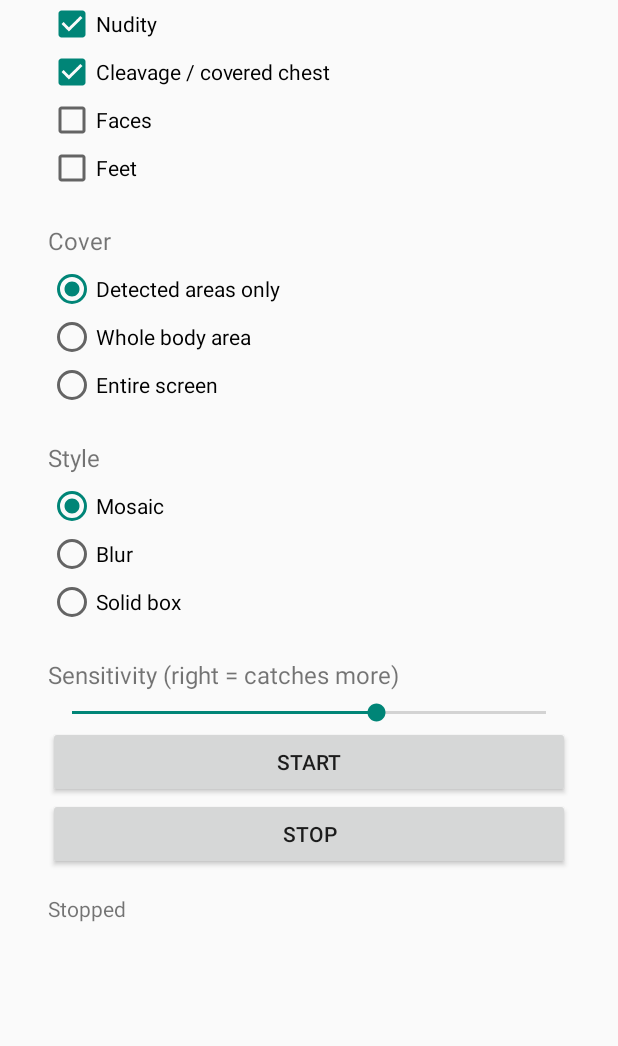
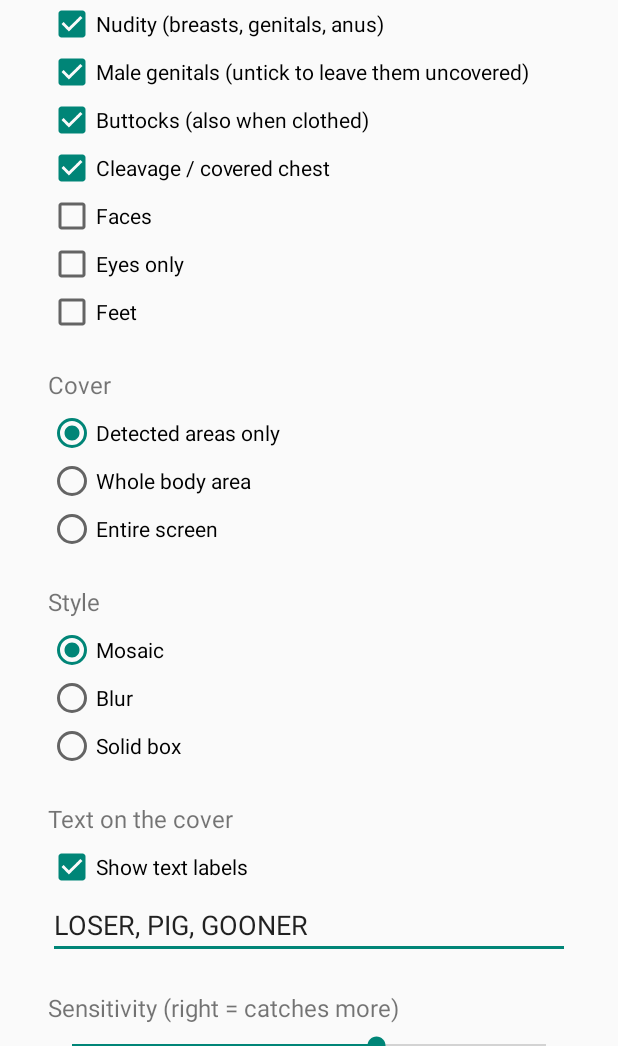
Before and after one commit to hannahkaas1998-netizen/Android-censor, an Android app: the screen it shows after launch (MainActivity), on a phone screen of 412 x 824 dp, the part 190-1236 px from its top. Run offline under Robolectric (Android 15) with nearby library versions, the phone set to English and light mode, and no system bars.

Commit message:
Update MainActivity.kt

```diff
--- a/app/src/main/java/com/example/screencensor/MainActivity.kt
+++ b/app/src/main/java/com/example/screencensor/MainActivity.kt
@@ -9,6 +9,8 @@ import android.net.Uri
 import android.os.Build
 import android.os.Bundle
 import android.provider.Settings
+import android.text.Editable
+import android.text.TextWatcher
 import android.view.View
 import android.widget.*
 
@@ -36,14 +38,31 @@ class MainActivity : Activity() {
 
         root.addView(TextView(this).apply { text = "Screen Censor"; textSize = 26f })
         root.addView(label("Censor"))
-        root.addView(check("Nudity", "nudity", true))
+        root.addView(check("Nudity (breasts, genitals, anus)", "nudity", true))
+        root.addView(check("Male genitals (untick to leave them uncovered)", "male", true))
+        root.addView(check("Buttocks (also when clothed)", "butt", true))
         root.addView(check("Cleavage / covered chest", "cleavage", true))
         root.addView(check("Faces", "face", false))
+        root.addView(check("Eyes only", "eyes", false))
         root.addView(check("Feet", "feet", false))
+
         root.addView(label("Cover"))
         root.addView(radios("cover", "parts", listOf("parts" to "Detected areas only", "group" to "Whole body area", "screen" to "Entire screen")))
         root.addView(label("Style"))
         root.addView(radios("style", "mosaic", listOf("mosaic" to "Mosaic", "blur" to "Blur", "solid" to "Solid box")))
+
+        root.addView(label("Text on the cover"))
+        root.addView(check("Show text labels", "labels", true))
+        root.addView(EditText(this).apply {
+            hint = "Words, separated by commas"
+            setText(p.getString("words", "LOSER, PIG, GOONER"))
+            addTextChangedListener(object : TextWatcher {
+                override fun afterTextChanged(s: Editable?) { p.edit().putString("words", s.toString()).apply() }
+                override fun beforeTextChanged(s: CharSequence?, a: Int, b: Int, c: Int) {}
+                override fun onTextChanged(s: CharSequence?, a: Int, b: Int, c: Int) {}
+            })
+        })
+
         root.addView(label("Sensitivity (right = catches more)"))
         root.addView(SeekBar(this).apply {
             max = 70
@@ -56,6 +75,23 @@ class MainActivity : Activity() {
                 override fun onStopTrackingTouch(s: SeekBar?) {}
             })
         })
+
+        val recheckLabel = label("")
+        fun setRecheckText(sec: Int) { recheckLabel.text = "Re-check what's underneath every $sec s (lower = safer, more flicker)" }
+        setRecheckText(p.getInt("recheck", 2))
+        root.addView(recheckLabel)
+        root.addView(SeekBar(this).apply {
+            max = 5
+            progress = p.getInt("recheck", 2) - 1
+            setOnSeekBarChangeListener(object : SeekBar.OnSeekBarChangeListener {
+                override fun onProgressChanged(s: SeekBar?, v: Int, u: Boolean) {
+                    p.edit().putInt("recheck", v + 1).apply(); setRecheckText(v + 1)
+                }
+                override fun onStartTrackingTouch(s: SeekBar?) {}
+                override fun onStopTrackingTouch(s: SeekBar?) {}
+            })
+        })
+
         root.addView(Button(this).apply { text = "Start"; setOnClickListener { start() } })
         root.addView(Button(this).apply {
             text = "Stop"
```
